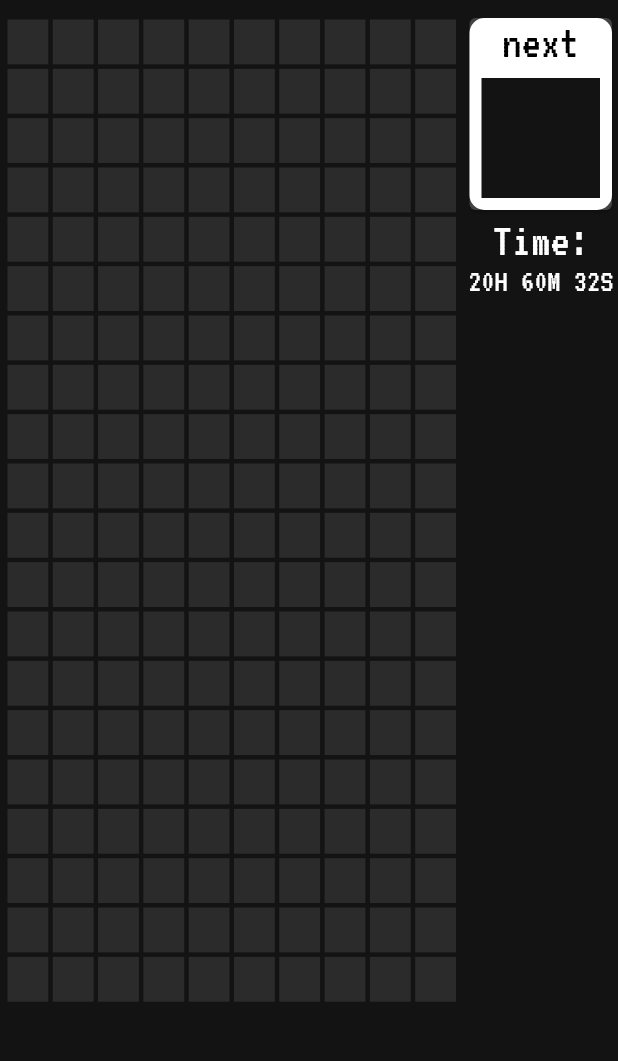
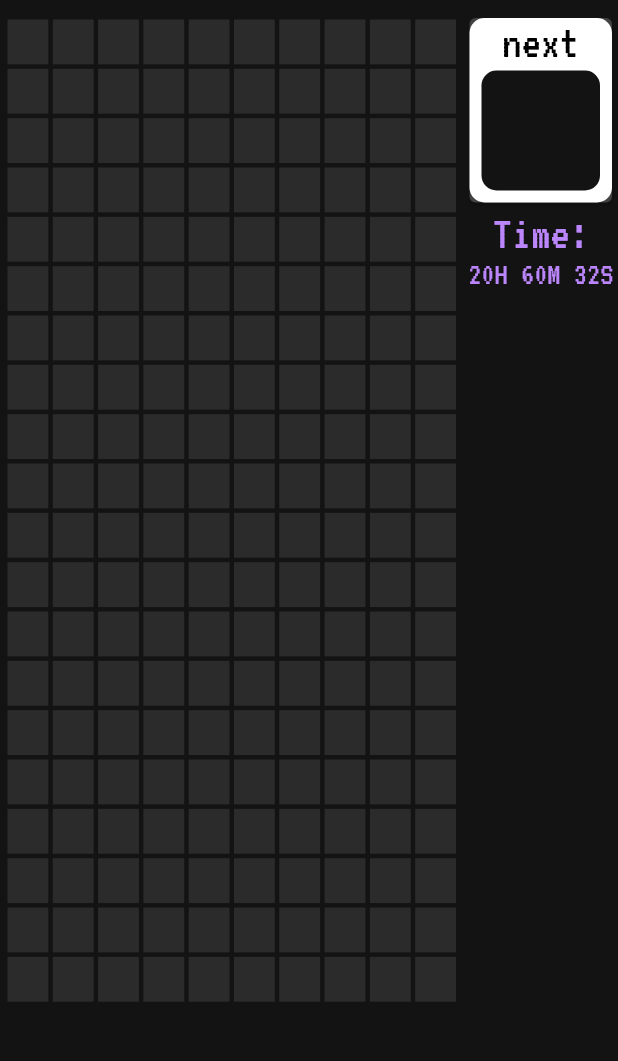
Before and after one commit to nayefradwi/tetris_flutter, a Flutter app: the screen it shows after launch, on a phone screen of 412 x 824 dp, the part 114-1175 px from its top. Run offline on Flutter 3.47's test engine with Material 2 defaults, Android fonts, the phone set to English and light mode, and no system bars.

```diff
--- a/lib/UI/pixel.widget.dart
+++ b/lib/UI/pixel.widget.dart
@@ -5,7 +5,7 @@ class PixelWidget extends StatefulWidget {
   final int? number;
   const PixelWidget({
     Key? key,
-    this.color,
+    this.color: Colors.white10,
     this.number,
   }) : super(key: key);
 
@@ -17,7 +17,7 @@ class _PixelWidgetState extends State<PixelWidget> {
   @override
   Widget build(BuildContext context) {
     return Container(
-      color: widget.color ?? Colors.white10,
+      color: widget.color,
       child: Visibility(
           visible: widget.number != null,
           child: Center(child: Text(widget.number.toString()))),
--- a/lib/UI/scoreboard.widget.dart
+++ b/lib/UI/scoreboard.widget.dart
@@ -24,10 +24,12 @@ class _ScoreBoardWidgetState extends State<ScoreBoardWidget> {
                   textAlign: TextAlign.center,
                 ),
                 Padding(
-                  padding: const EdgeInsets.all(8.0),
+                  padding: const EdgeInsets.fromLTRB(8, 3, 8, 8),
                   child: Container(
                     height: 80,
-                    color: Color(0xff131313),
+                    decoration: BoxDecoration(
+                        borderRadius: BorderRadius.circular(10),
+                        color: Color(0xff131313)),
                   ),
                 ),
               ],
@@ -36,14 +38,17 @@ class _ScoreBoardWidgetState extends State<ScoreBoardWidget> {
         ),
         Text(
           "Time:",
-          style:
-              TextStyle(fontSize: 32, color: Colors.white, fontFamily: "VT323"),
+          style: TextStyle(
+            fontSize: 32,
+            color: Color(0xffBB86FC),
+            fontFamily: "VT323",
+          ),
           textAlign: TextAlign.center,
         ),
         Text(
           "20H 60M 32S",
-          style:
-              TextStyle(fontSize: 22, color: Colors.white, fontFamily: "VT323"),
+          style: TextStyle(
+              fontSize: 22, color: Color(0xffBB86FC), fontFamily: "VT323"),
           textAlign: TextAlign.center,
         ),
       ],
```
Also changed, not shown: lib/state_management/game.stream.dart (+49 -3 lines).
